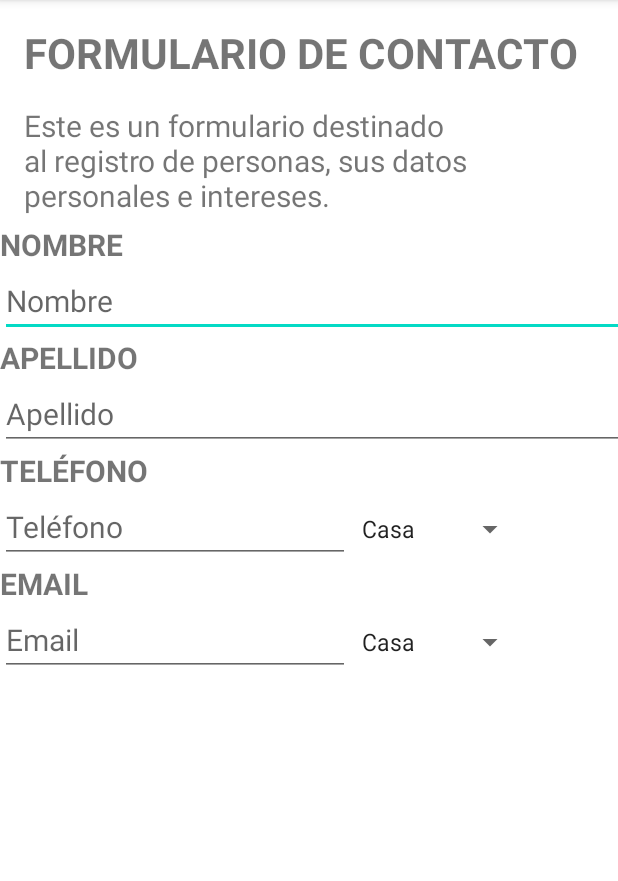
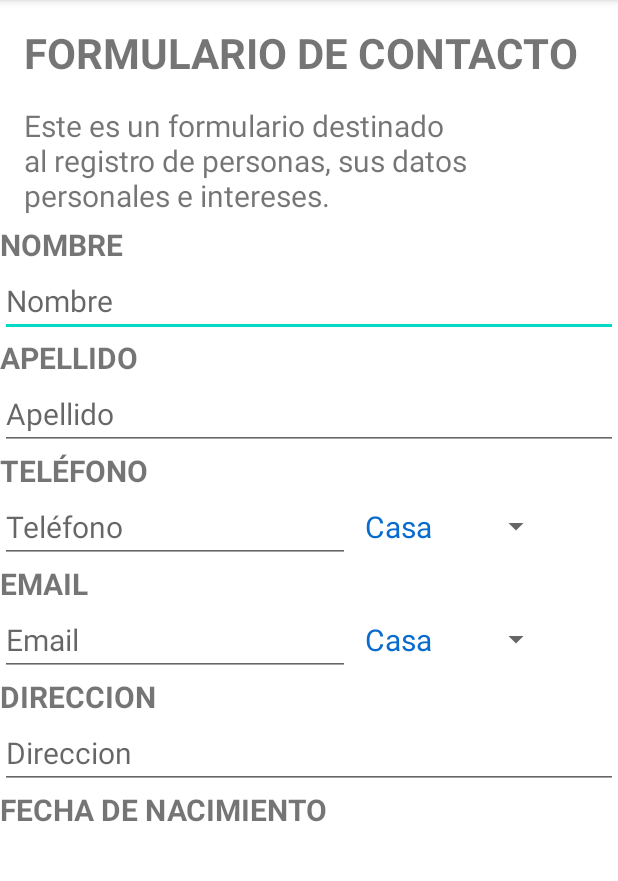
Before and after one commit to JRodriguez-1998/TP_N2_-_Controles_y_almacenamiento_interno, an Android app: the screen it shows after launch (MainActivity), on a phone screen of 412 x 824 dp, the part 84-965 px from its top. Run offline under Robolectric (Android 15) with nearby library versions, the phone set to English and light mode, and no system bars.

Commit message:
Se completó el Activity principal y se agregó el Activity siguiente.

```diff
--- a/app/src/main/AndroidManifest.xml
+++ b/app/src/main/AndroidManifest.xml
@@ -10,6 +10,9 @@
         android:supportsRtl="true"
         android:theme="@style/Theme.TPN2ControlesYAlmacenamientoInterno">
         <activity
+            android:name=".MainActivity2"
+            android:exported="true" />
+        <activity
             android:name=".MainActivity"
             android:exported="true">
             <intent-filter>
--- a/app/src/main/java/com/example/tpn2_controlesyalmacenamientointerno/MainActivity.java
+++ b/app/src/main/java/com/example/tpn2_controlesyalmacenamientointerno/MainActivity.java
@@ -2,8 +2,10 @@ package com.example.tpn2_controlesyalmacenamientointerno;
 
 import androidx.appcompat.app.AppCompatActivity;
 
+import android.content.Intent;
 import android.os.Bundle;
 import android.view.Menu;
+import android.view.View;
 import android.widget.ArrayAdapter;
 import android.widget.EditText;
 import android.widget.Spinner;
@@ -26,7 +28,7 @@ public class MainActivity extends AppCompatActivity {
         spinner2 = (Spinner) findViewById(R.id.spinner2);
 
         String []opciones = {"Casa", "Trabajo", "Móvil"};
-        ArrayAdapter<String> adapter = new ArrayAdapter<String>(this, android.R.layout.simple_spinner_item, opciones);
+        ArrayAdapter<String> adapter = new ArrayAdapter<String>(this, R.layout.spinner_item_teleymail, opciones);
         spinnerContacto.setAdapter(adapter);
         spinner2.setAdapter(adapter);
     }
@@ -36,4 +38,9 @@ public class MainActivity extends AppCompatActivity {
        getMenuInflater().inflate(R.menu.menu_activity,m);
        return true;
     }
+
+    public void SiguientePagina(View view){
+        Intent i = new Intent(this, MainActivity2.class);
+        startActivity(i);
+    }
 }
--- a/app/src/main/res/layout/activity_main.xml
+++ b/app/src/main/res/layout/activity_main.xml
@@ -32,8 +32,9 @@
         app:layout_constraintTop_toBottomOf="@+id/tvTitulo" />
 
     <ScrollView
-        android:layout_width="416dp"
-        android:layout_height="358dp">
+        android:layout_width="match_parent"
+        android:layout_height="402dp"
+        android:scrollbars="vertical">
 
         <LinearLayout
             android:layout_width="match_parent"
@@ -140,6 +141,56 @@
 
             </TableLayout>
 
+            <TextView
+                android:id="@+id/tvDireccion"
+                android:layout_width="match_parent"
+                android:layout_height="wrap_content"
+                android:text="@string/tvDireccion"
+                android:textSize="20sp"
+                android:textStyle="bold" />
+
+            <EditText
+                android:id="@+id/txtDireccion"
+                android:layout_width="match_parent"
+                android:layout_height="wrap_content"
+                android:ems="10"
+                android:hint="@string/txtDireccion"
+                android:inputType="textPersonName"
+                android:textSize="20sp" />
+
+            <TextView
+                android:id="@+id/tvFecha"
+                android:layout_width="match_parent"
+                android:layout_height="wrap_content"
+                android:text="@string/tvFecha"
+                android:textSize="20sp"
+                android:textStyle="bold" />
+
+            <EditText
+                android:id="@+id/txtFecha"
+                android:layout_width="match_parent"
+                android:layout_height="wrap_content"
+                android:clickable="true"
+                android:ems="10"
+                android:focusable="false"
+                android:hint="@string/txtFecha"
+                android:inputType="date"
+                android:textSize="20sp" />
+
+            <Button
+                android:id="@+id/btnContinuar"
+                android:layout_width="208dp"
+                android:layout_height="50dp"
+                android:layout_marginStart="16dp"
+                android:layout_marginTop="16dp"
+                android:background="#3F51B5"
+                android:backgroundTint="#3F51B5"
+                android:onClick="SiguientePagina"
+                android:text="@string/btnContinuar"
+                android:textSize="20sp"
+                android:textStyle="bold"
+                app:iconTint="#3F51B5" />
+
         </LinearLayout>
     </ScrollView>
 
--- /dev/null
+++ b/app/src/main/res/layout/spinner_item_teleymail.xml
@@ -0,0 +1,9 @@
+<?xml version="1.0" encoding="utf-8"?>
+<TextView
+    android:layout_width="match_parent"
+    android:layout_height="wrap_content"
+    android:textSize="20sp"
+    android:padding="10sp"
+    android:textColor="#086BCD"
+    xmlns:android="http://schemas.android.com/apk/res/android"
+    />
--- a/app/src/main/res/values/strings.xml
+++ b/app/src/main/res/values/strings.xml
@@ -11,4 +11,27 @@
     <string name="tvEmail">EMAIL</string>
     <string name="txtEmail">Email</string>
 
+    <string name="tvDireccion">DIRECCION</string>
+    <string name="txtDireccion">Direccion</string>
+    <string name="tvFecha">FECHA DE NACIMIENTO</string>
+    <string name="txtFecha">Fecha Nacimiento</string>
+    <string name="btnContinuar">Continuar</string>
+
+    <string name="mensaje2">A continuación, por favor se pide completar más datos adicionales.</string>
+    <string name="tvEstudios">NIVEL DE ESTUDIOS ALCANZADOS</string>
+    <string name="primarioIncompleto">Primario Incompleto</string>
+    <string name="primarioCompleto">Primario Completo</string>
+    <string name="secundarioIncompleto">Secundario Incompleto</string>
+    <string name="secundarioCompleto">Secundario Completo</string>
+    <string name="otros">Otros</string>
+
+    <string name="intereses">INTERESES</string>
+    <string name="deporte">Deporte</string>
+    <string name="musica">Musica</string>
+    <string name="arte">Arte</string>
+    <string name="tecnologia">Tecnología</string>
+
+    <string name="tvInfo">DESEA RECIBIR INFORMACIÓN ?</string>
+    <string name="si">Si</string>
+    <string name="btnGuardar">Guardar</string>
 </resources>
```
Also changed, not shown: app/src/main/java/com/example/tpn2_controlesyalmacenamientointerno/MainActivity2.java (added, +14 -0 lines), app/src/main/res/layout/activity_main2.xml (added, +188 -0 lines).
